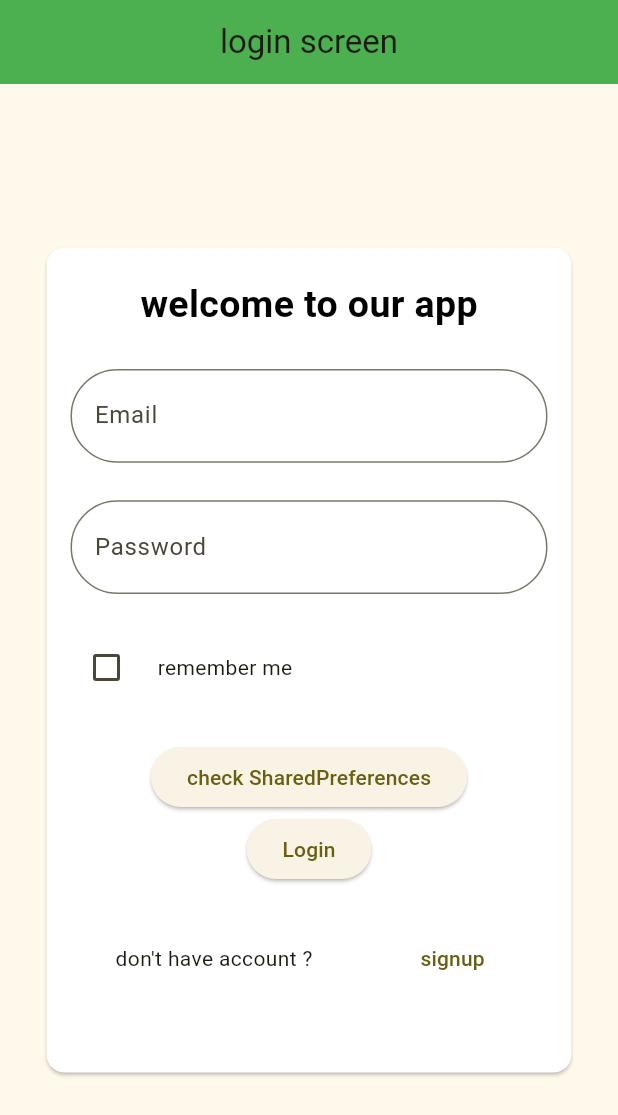
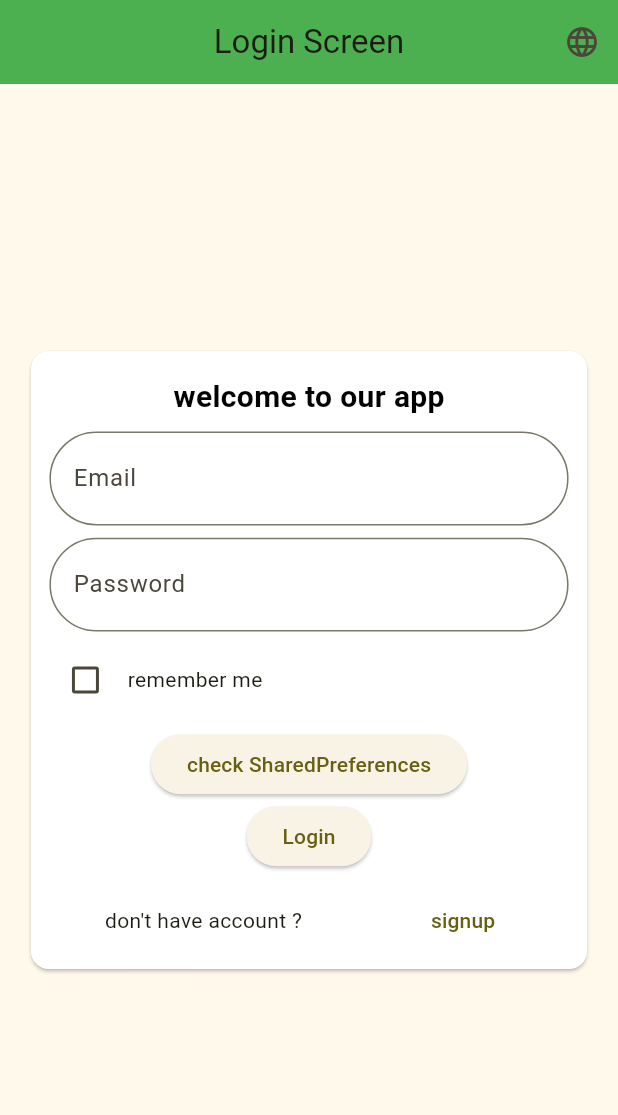
Before and after one commit to Mohammed-coderz/fun_dev_8, a Flutter app: the screen it shows after launch, after a tap on "signup", after a tap on "login", on a phone screen of 412 x 824 dp. Shown: the top 1115 px of the screen. Run offline on Flutter 3.47's test engine with Material 3 defaults, Android fonts, the phone set to English and light mode, and no system bars; our stand-ins replace easy_localization, shared_preferences; network calls fail.

```diff
--- /dev/null
+++ b/assets/translations/ar.json
@@ -0,0 +1,7 @@
+{
+  "key": "value",
+  "LoginScreen": "شاشة تسجيل دخول",
+  "welcome": "اهلا بك في تطبيقنا",
+  "Email": "ايميل",
+  "EnterEِmail": "الدجاء ادخال الايميل"
+}
--- /dev/null
+++ b/assets/translations/en.json
@@ -0,0 +1,7 @@
+{
+  "key": "value",
+  "LoginScreen": "Login Screen",
+  "welcome": "welcome to our app",
+  "Email": "Email",
+  "EnterEِmail": "enter your email"
+}
--- a/lib/main.dart
+++ b/lib/main.dart
@@ -1,9 +1,20 @@
+import 'package:easy_localization/easy_localization.dart';
 import 'package:flutter/material.dart';
-import 'package:fun_dev_8/screen/image_screen.dart';
+
 import 'screen/login_screen.dart';
 
-void main() {
-  runApp(const MyApp());
+Future<void> main() async {
+  WidgetsFlutterBinding.ensureInitialized();
+  await EasyLocalization.ensureInitialized();
+
+  runApp(
+    EasyLocalization(
+      supportedLocales: [Locale('en'), Locale('ar')],
+      path: 'assets/translations',
+      fallbackLocale: Locale('en'),
+      child: MyApp(),
+    ),
+  );
 }
 
 class MyApp extends StatelessWidget {
@@ -12,8 +23,10 @@ class MyApp extends StatelessWidget {
   @override
   Widget build(BuildContext context) {
     return MaterialApp(
+      localizationsDelegates: context.localizationDelegates,
+      supportedLocales: context.supportedLocales,
+      locale: context.locale,
       debugShowCheckedModeBanner: false,
-      title: 'Flutter Demo',
       theme: ThemeData(
         colorScheme: ColorScheme.fromSeed(seedColor: Colors.yellow),
       ),
--- a/lib/screen/login_screen.dart
+++ b/lib/screen/login_screen.dart
@@ -1,7 +1,6 @@
+import 'package:easy_localization/easy_localization.dart';
 import 'package:flutter/material.dart';
-import 'package:fun_dev_8/screen/home_screen.dart';
 import 'package:fun_dev_8/screen/signup.dart';
-import 'package:shared_preferences/shared_preferences.dart';
 
 import '../core/utils/shared_preferences_helper.dart';
 
@@ -17,42 +16,60 @@ class _LoginScreenState extends State<LoginScreen> {
 
   @override
   Widget build(BuildContext context) {
+    double height = MediaQuery.of(context).size.height;
+    double width = MediaQuery.of(context).size.width;
     return Scaffold(
       appBar: AppBar(
-        title: Text("login screen"),
+        title: Text("LoginScreen".tr()),
         centerTitle: true,
         backgroundColor: Colors.green,
+        actions: [
+          IconButton(
+            onPressed: () {
+              var lang = context.locale.languageCode;
+              if (lang == "en") {
+                context.setLocale(Locale("ar"));
+              } else {
+                context.setLocale(Locale("en"));
+              }
+            },
+            icon: Icon(Icons.language),
+          ),
+        ],
       ),
       body: Center(
         child: Card(
           color: Colors.white,
           child: SizedBox(
-            width: 350,
-            height: 550,
+            width: width * 0.9,
+            height: height * 0.5,
             child: Padding(
-              padding: EdgeInsets.symmetric(horizontal: 16.0, vertical: 20),
+              padding: EdgeInsets.symmetric(
+                horizontal: width * 0.03,
+                vertical: height * 0.02,
+              ),
               child: Column(
                 children: [
                   Text(
-                    "welcome to our app",
+                    "welcome".tr(),
                     style: TextStyle(
                       color: Colors.black,
-                      fontSize: 25,
+                      fontSize: 20,
                       fontWeight: FontWeight.w700,
                     ),
                   ),
-                  SizedBox(height: 25),
+                  SizedBox(height: height * 0.01),
                   TextField(
                     decoration: InputDecoration(
-                      labelText: "Email",
-                      hintText: "enter your email",
+                      labelText: "Email".tr(),
+                      hintText: "EnterEِmail".tr(),
                       prefix: Icon(Icons.email),
                       border: OutlineInputBorder(
                         borderRadius: BorderRadius.circular(50),
                       ),
                     ),
                   ),
-                  SizedBox(height: 25),
+                  SizedBox(height: height * 0.01),
                   TextField(
                     decoration: InputDecoration(
                       labelText: "Password",
@@ -63,7 +80,7 @@ class _LoginScreenState extends State<LoginScreen> {
                       ),
                     ),
                   ),
-                  SizedBox(height: 25),
+                  SizedBox(height: height * 0.01),
                   Row(
                     children: [
                       Checkbox(
@@ -75,11 +92,11 @@ class _LoginScreenState extends State<LoginScreen> {
                           });
                         },
                       ),
-                      SizedBox(width: 10),
+                      SizedBox(width: width * 0.01),
                       Text("remember me"),
                     ],
                   ),
-                  SizedBox(height: 25),
+                  SizedBox(height: height * 0.01),
                   ElevatedButton(
                     onPressed: () async {
                       // final SharedPreferences prefs =
@@ -108,7 +125,7 @@ class _LoginScreenState extends State<LoginScreen> {
                     },
                     child: Text("Login"),
                   ),
-                  SizedBox(height: 25),
+                  SizedBox(height: height * 0.01),
                   Row(
                     mainAxisAlignment: MainAxisAlignment.spaceAround,
                     children: [
```
Also changed, not shown: pubspec.yaml (+5 -3 lines), pubspec.lock, 1 other file.
